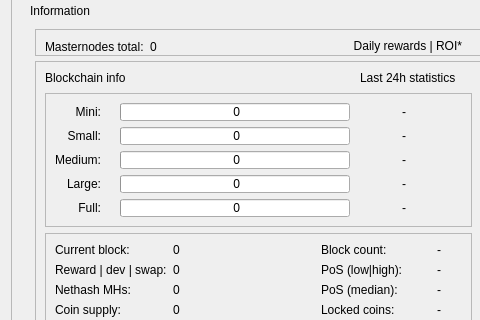
The window that src/qt/forms/overviewpage.ui (MotoAcidic/BaseSource) describes before a commit, drawn with Qt 5; both pictures show x 0 to 480 and y 261 to 581 of the 997 by 716 pixel window.
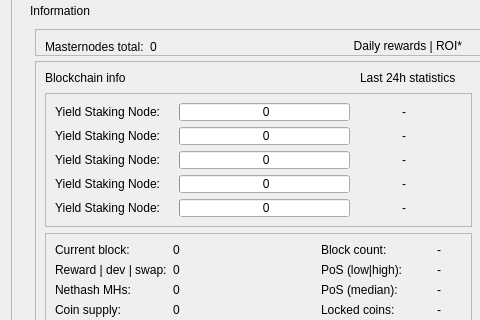
The same window after the commit.

Commit message: Yield Staking Node changes

```diff
--- a/src/qt/forms/overviewpage.ui
+++ b/src/qt/forms/overviewpage.ui
@@ -670,7 +670,7 @@
                            </size>
                           </property>
                           <property name="text">
-                           <string>Mini:</string>
+                           <string>Yield Staking Node:</string>
                           </property>
                           <property name="alignment">
                            <set>Qt::AlignRight|Qt::AlignTrailing|Qt::AlignVCenter</set>
@@ -692,7 +692,7 @@
                            </size>
                           </property>
                           <property name="text">
-                           <string>Small:</string>
+                           <string>Yield Staking Node:</string>
                           </property>
                           <property name="alignment">
                            <set>Qt::AlignRight|Qt::AlignTrailing|Qt::AlignVCenter</set>
@@ -714,7 +714,7 @@
                            </size>
                           </property>
                           <property name="text">
-                           <string>Medium:</string>
+                           <string>Yield Staking Node:</string>
                           </property>
                           <property name="alignment">
                            <set>Qt::AlignRight|Qt::AlignTrailing|Qt::AlignVCenter</set>
@@ -736,7 +736,7 @@
                            </size>
                           </property>
                           <property name="text">
-                           <string>Large:</string>
+                           <string>Yield Staking Node:</string>
                           </property>
                           <property name="alignment">
                            <set>Qt::AlignRight|Qt::AlignTrailing|Qt::AlignVCenter</set>
@@ -758,7 +758,7 @@
                            </size>
                           </property>
                           <property name="text">
-                           <string>Full:</string>
+                           <string>Yield Staking Node:</string>
                           </property>
                           <property name="alignment">
                            <set>Qt::AlignRight|Qt::AlignTrailing|Qt::AlignVCenter</set>
```
